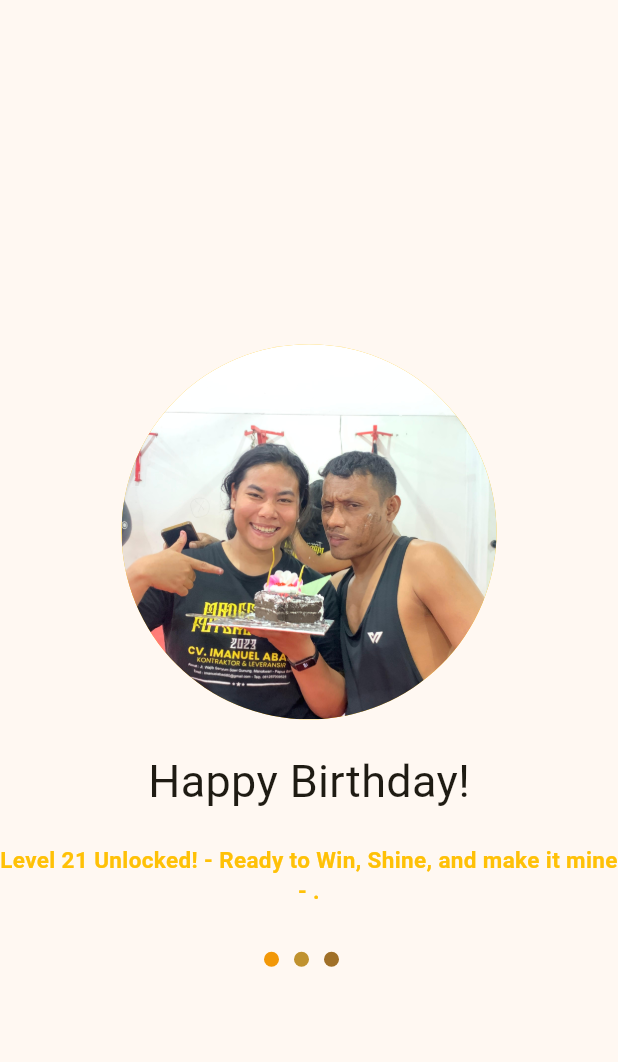
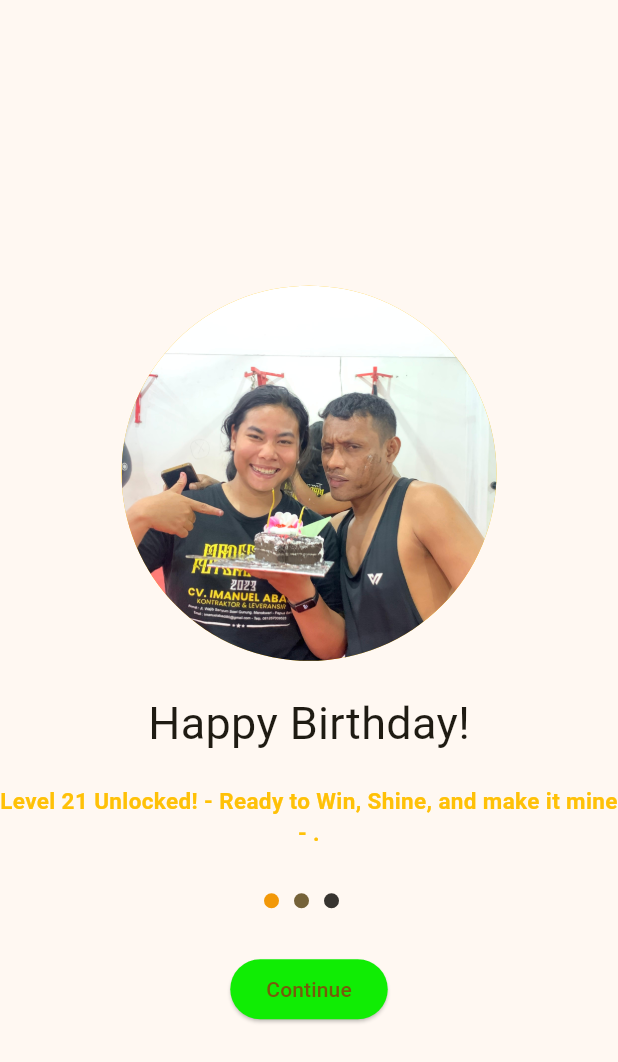
Before and after one commit to sellwia/KB1179-1122140124-UTS, a Flutter app: the screen it shows after launch, on a phone screen of 412 x 824 dp. Shown: the top 1062 px of the screen. Run offline on Flutter 3.47's test engine with Material 3 defaults, Android fonts, the phone set to English and light mode, and no system bars.

Commit message:
buat button continue

```diff
--- a/lib/screen/splash_screen_1.dart
+++ b/lib/screen/splash_screen_1.dart
@@ -66,7 +66,7 @@ class SplashScreen1 extends StatelessWidget {
                     height: 10,
                     decoration: BoxDecoration(
                     shape: BoxShape.circle,
-                    color: Color.fromARGB(255, 192, 146, 47),
+                    color: Color.fromARGB(255, 117, 98, 57),
               ),
           ),
           SizedBox(width: 10),
@@ -75,11 +75,25 @@ class SplashScreen1 extends StatelessWidget {
                     height: 10,
                     decoration: BoxDecoration(
                     shape: BoxShape.circle,
-                    color: Color.fromARGB(255, 160, 112, 40),
+                    color: Color.fromARGB(255, 55, 52, 48),
               ),
           ),
           SizedBox(width: 10),                ],
                 ),
+
+          SizedBox(height: 30),
+                Container(
+                  child: ElevatedButton(
+                    onPressed: (){
+                    // panggil slide selanjutnya
+                  },
+                  style: ElevatedButton.styleFrom(
+                    backgroundColor: Color.fromARGB(255, 16, 237, 4)
+                  ),
+                  child: Text("Continue", style: TextStyle(fontSize: 14),
+                  ),
+                  ),
+                )
           //tambahan untuk widget lainnya
           ],
         ),
```
